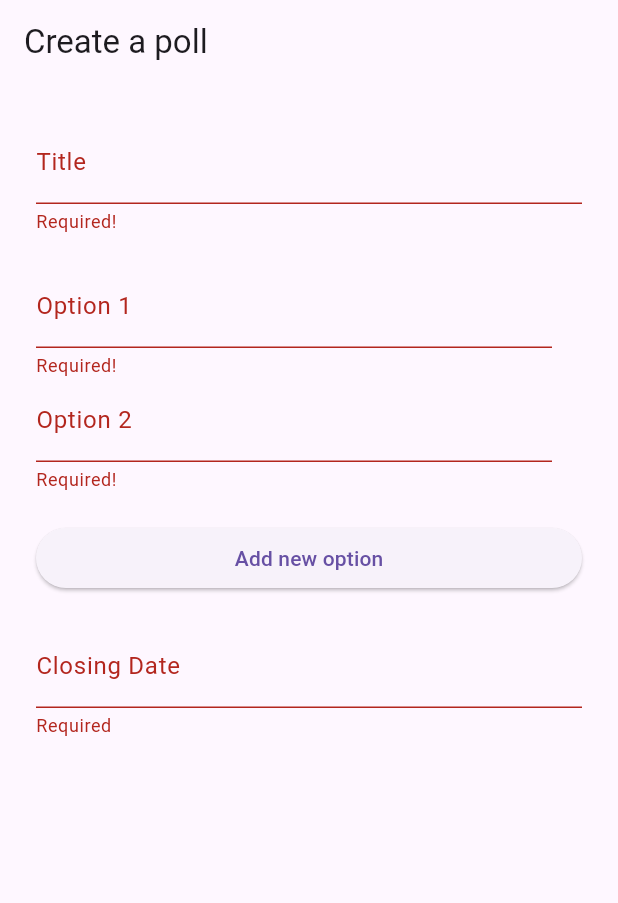
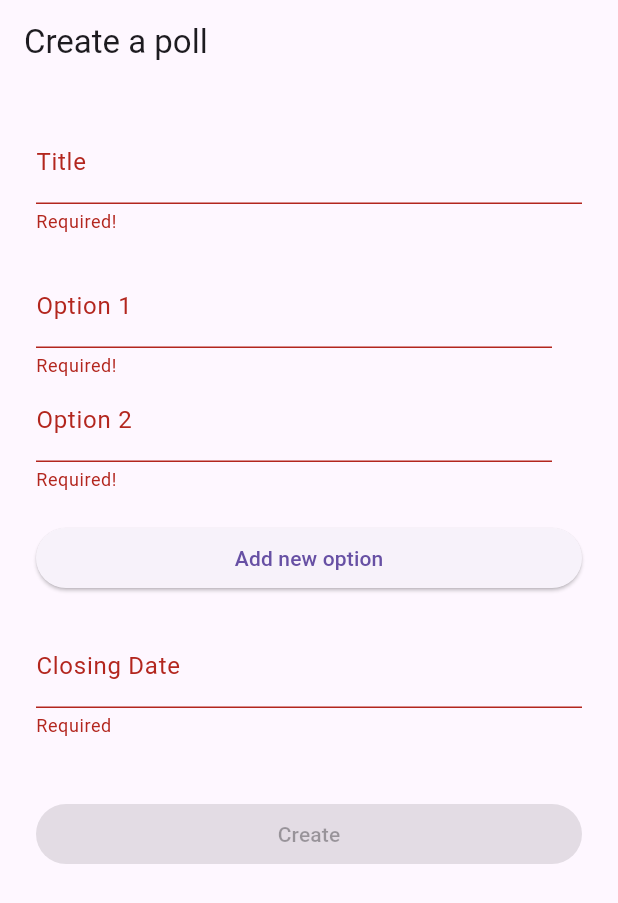
Before and after one commit to smitskotak/pollee_fe, a Flutter app: the screen it shows after launch, on a phone screen of 412 x 824 dp. Shown: the top 903 px of the screen. Run offline on Flutter 3.47's test engine with Material 2 defaults, Android fonts, the phone set to English and light mode, and no system bars; our stand-ins replace flutter_mobx, mobx; generated files the repository leaves out were written again.

Commit message:
create button

```diff
--- a/lib/screens/create_poll/create_poll_screen.dart
+++ b/lib/screens/create_poll/create_poll_screen.dart
@@ -156,6 +156,13 @@ class _CreatePollScaffoldState extends State<_CreatePollScaffold> {
                         errorText: viewModel.expiresAtError,
                       ),
                     ),
+                    const SizedBox(height: 40),
+                    ElevatedButton(
+                      onPressed: viewModel.isFormValid
+                          ? () => viewModel.createPoll()
+                          : null,
+                      child: const Text('Create'),
+                    ),
                   ],
                 ),
               ),
```
